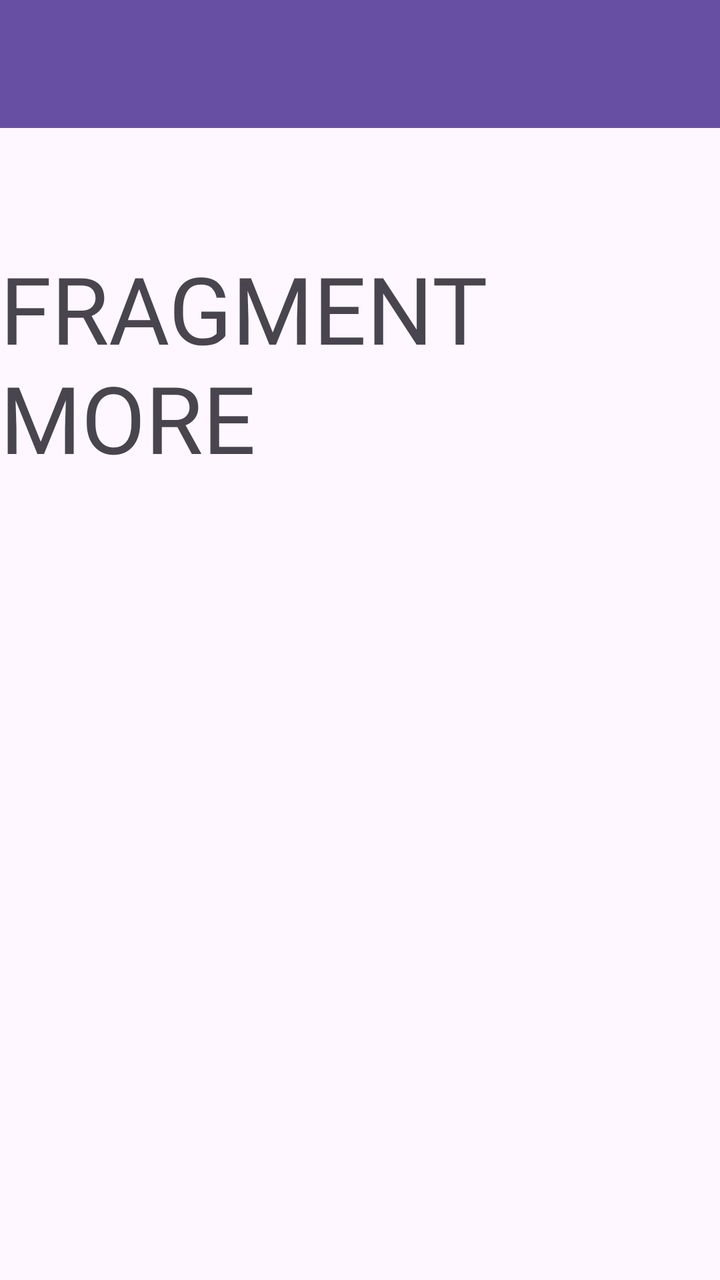
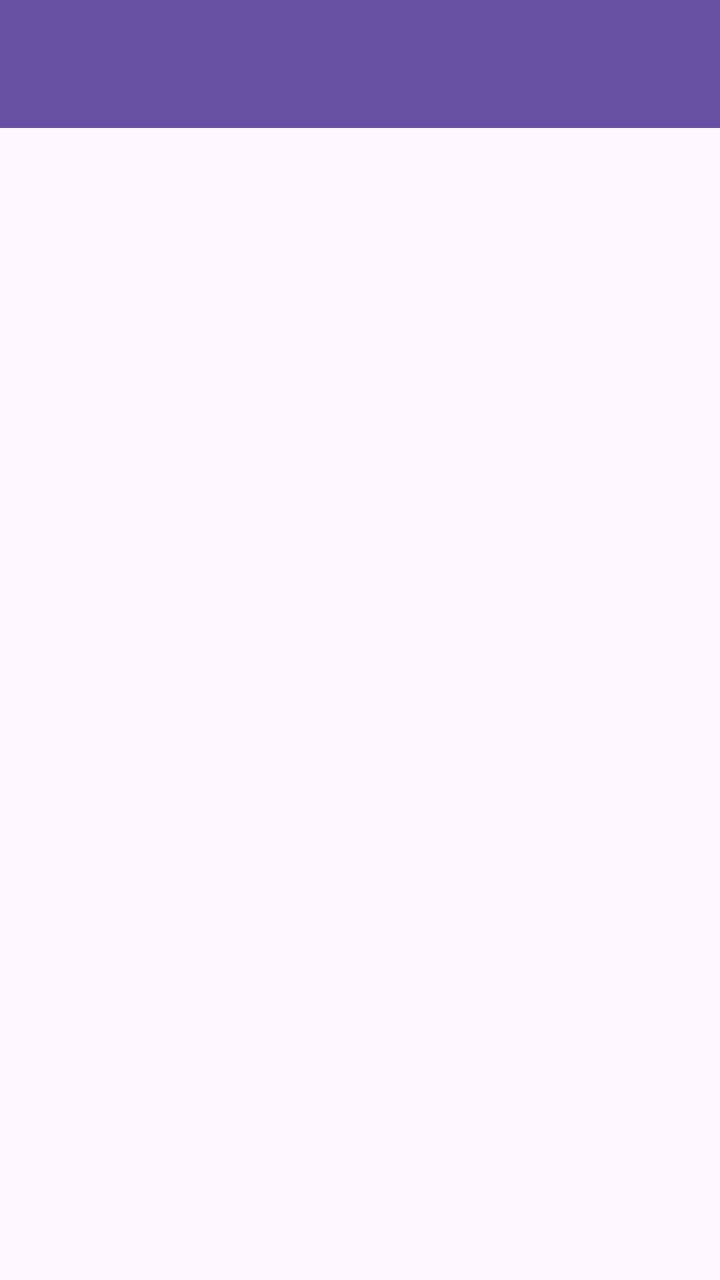

Two renders of the same Android screen: before a commit and after it. Below are the layout's source before the change and the commit's diff.
<!-- AndroidManifest.xml: application theme Theme.Proxima_Centauri_B_Owen_3TIE -->
<!-- res/layout/fragment_more.xml -->
<?xml version="1.0" encoding="utf-8"?>
<androidx.constraintlayout.widget.ConstraintLayout xmlns:android="http://schemas.android.com/apk/res/android"
    xmlns:app="http://schemas.android.com/apk/res-auto"
    xmlns:tools="http://schemas.android.com/tools"
    android:layout_width="match_parent"
    android:layout_height="match_parent"
    tools:context=".More.MoreFragment">

    <TextView
        android:id="@+id/textView"
        android:layout_width="wrap_content"
        android:layout_height="wrap_content"
        android:layout_marginTop="59dp"
        android:fontFamily="@font/bebasneue_regular"
        android:text="FRAGMENT MORE"
        android:textSize="8mm"
        app:layout_constraintEnd_toEndOf="parent"
        app:layout_constraintStart_toStartOf="parent"
        app:layout_constraintTop_toBottomOf="@+id/toolbar" />

    <androidx.appcompat.widget.Toolbar
        android:id="@+id/toolbar"
        android:layout_width="match_parent"
        android:layout_height="wrap_content"
        android:background="?attr/colorPrimary"
        android:minHeight="?attr/actionBarSize"
        android:theme="?attr/actionBarTheme"

        app:layout_constraintEnd_toEndOf="parent"
        app:layout_constraintStart_toStartOf="parent"
        app:layout_constraintTop_toTopOf="parent" />
</androidx.constraintlayout.widget.ConstraintLayout>
<!-- resources referenced by this layout -->
<resources>
  <style name="Theme.Proxima_Centauri_B_Owen_3TIE" parent="Base.Theme.Proxima_Centauri_B_Owen_3TIE" />
  <style name="Base.Theme.Proxima_Centauri_B_Owen_3TIE" parent="Theme.Material3.DayNight.NoActionBar">
          
          
      </style>
</resources>

<!-- the commit's change to res/layout/fragment_more.xml (unified diff, before → after) -->
@@ -1,32 +1,31 @@
 <?xml version="1.0" encoding="utf-8"?>
-<androidx.constraintlayout.widget.ConstraintLayout xmlns:android="http://schemas.android.com/apk/res/android"
+<androidx.coordinatorlayout.widget.CoordinatorLayout xmlns:android="http://schemas.android.com/apk/res/android"
     xmlns:app="http://schemas.android.com/apk/res-auto"
     xmlns:tools="http://schemas.android.com/tools"
     android:layout_width="match_parent"
     android:layout_height="match_parent"
     tools:context=".More.MoreFragment">
 
-    <TextView
-        android:id="@+id/textView"
-        android:layout_width="wrap_content"
-        android:layout_height="wrap_content"
-        android:layout_marginTop="59dp"
-        android:fontFamily="@font/bebasneue_regular"
-        android:text="FRAGMENT MORE"
-        android:textSize="8mm"
-        app:layout_constraintEnd_toEndOf="parent"
-        app:layout_constraintStart_toStartOf="parent"
-        app:layout_constraintTop_toBottomOf="@+id/toolbar" />
-
-    <androidx.appcompat.widget.Toolbar
-        android:id="@+id/toolbar"
+    <com.google.android.material.appbar.AppBarLayout
+        android:id="@+id/appBarLayout"
         android:layout_width="match_parent"
         android:layout_height="wrap_content"
-        android:background="?attr/colorPrimary"
-        android:minHeight="?attr/actionBarSize"
-        android:theme="?attr/actionBarTheme"
+        android:theme="@style/ThemeOverlay.AppCompat.Dark.ActionBar">
 
-        app:layout_constraintEnd_toEndOf="parent"
-        app:layout_constraintStart_toStartOf="parent"
-        app:layout_constraintTop_toTopOf="parent" />
-</androidx.constraintlayout.widget.ConstraintLayout>
+        <androidx.appcompat.widget.Toolbar
+            android:id="@+id/toolbar"
+            android:layout_width="match_parent"
+            android:layout_height="?attr/actionBarSize"
+            android:background="?attr/colorPrimary"
+            app:layout_scrollFlags="scroll|enterAlways"
+            app:titleTextColor="@android:color/white" />
+
+    </com.google.android.material.appbar.AppBarLayout>
+
+
+    <ListView
+        android:id="@+id/listViewItems"
+        android:layout_width="match_parent"
+        android:layout_height="match_parent"
+        app:layout_behavior="@string/appbar_scrolling_view_behavior" />
+</androidx.coordinatorlayout.widget.CoordinatorLayout>
